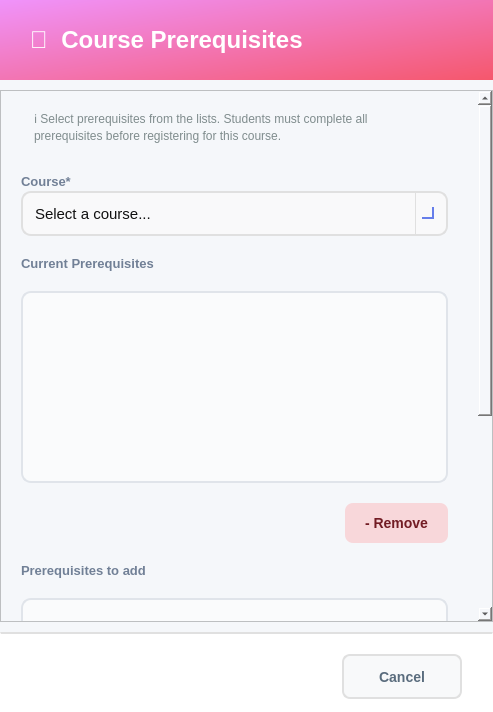
Yasser-Daffa/ECE-Course-Registeration, file app_ui/admin_ui/submenus_ui/course_prereq_dialog.ui: the form before one commit.
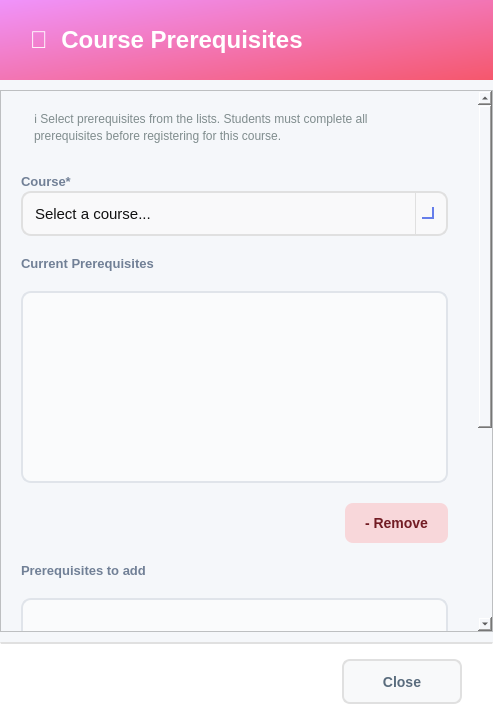
The form after the commit.

The edit to the form file:
```diff
--- a/app_ui/admin_ui/submenus_ui/course_prereq_dialog.ui
+++ b/app_ui/admin_ui/submenus_ui/course_prereq_dialog.ui
@@ -158,7 +158,7 @@
       <property name="geometry">
        <rect>
         <x>0</x>
-        <y>-5</y>
+        <y>0</y>
         <width>479</width>
         <height>906</height>
        </rect>
@@ -534,13 +534,13 @@
      <property name="minimumSize">
       <size>
        <width>0</width>
-       <height>80</height>
+       <height>70</height>
       </size>
      </property>
      <property name="maximumSize">
       <size>
        <width>16777215</width>
-       <height>80</height>
+       <height>70</height>
       </size>
      </property>
      <property name="styleSheet">
@@ -554,7 +554,7 @@
        <number>30</number>
       </property>
       <property name="topMargin">
-       <number>20</number>
+       <number>15</number>
       </property>
       <property name="rightMargin">
        <number>30</number>
@@ -609,7 +609,7 @@
 }</string>
         </property>
         <property name="text">
-         <string>Cancel</string>
+         <string>Close</string>
         </property>
        </widget>
       </item>
```
Left out of the diff: 2 changed lines with no effect on the pictures.
